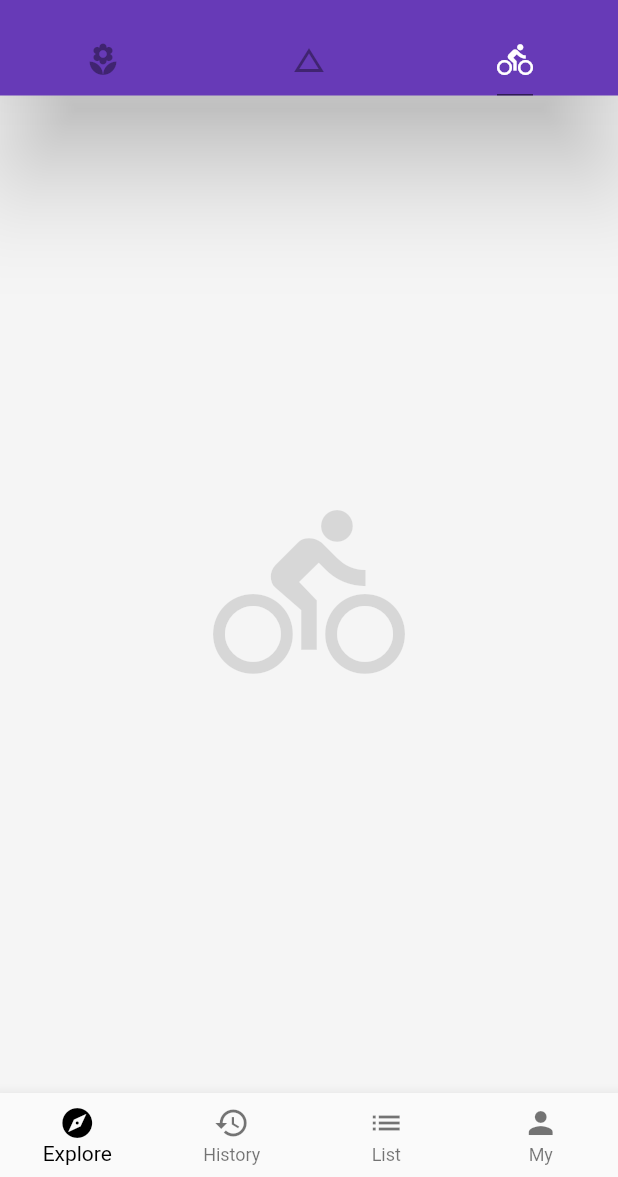
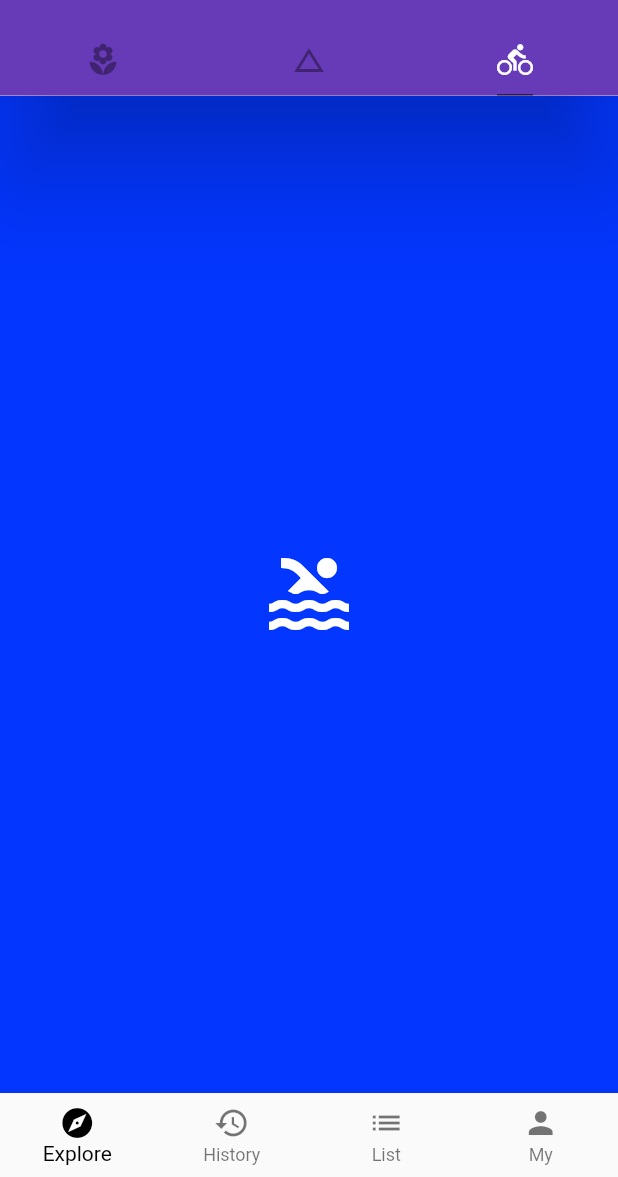
Before and after one commit to skylarsusu/susu_flutter, a Flutter app: the screen it shows after launch, tab 3 chosen, on a phone screen of 412 x 824 dp, the part 59-1236 px from its top. Run offline on Flutter 3.47's test engine with Material 2 defaults, Android fonts, the phone set to English and light mode, and no system bars; network calls fail.

Commit message:
IconBadge小部件

```diff
--- /dev/null
+++ b/lib/Demo/layout_demo.dart
@@ -0,0 +1,28 @@
+import 'package:flutter/material.dart';
+
+class LayoutDemo extends StatelessWidget {
+  @override
+  Widget build(BuildContext context) {
+    // TODO: implement build
+    return IconBadge(Icons.pool);
+  }
+}
+class IconBadge extends StatelessWidget {
+  final IconData icon;
+  final double size;
+
+  IconBadge(this.icon, {
+    this.size = 64.0
+  });
+
+  @override
+  Widget build(BuildContext context) {
+    // TODO: implement build
+    return Container(
+      child: Icon(icon, size: size, color: Colors.white),
+      width: size,
+      height: size,
+      color: Color.fromRGBO(3, 54, 255, 1.0),
+    );
+  }
+}
--- a/lib/main.dart
+++ b/lib/main.dart
@@ -4,6 +4,7 @@ import 'Demo/ListViewDemo.dart';
 import 'Demo/DrawDemo.dart';
 import 'Demo/BottonNavigatorBarDemo.dart';
 import 'Demo/BasicDemo.dart';
+import 'Demo/layout_demo.dart';
 void main() => runApp(App());
 
 
@@ -64,7 +65,7 @@ class Home extends StatelessWidget {
               children: [
                 ListViewDemo(),
                 BasicDemo(),
-                Icon(Icons.directions_bike, size: 128.0, color: Colors.black12),
+                LayoutDemo(),
               ],
             ),
           drawer: DrawDemo(),
```
